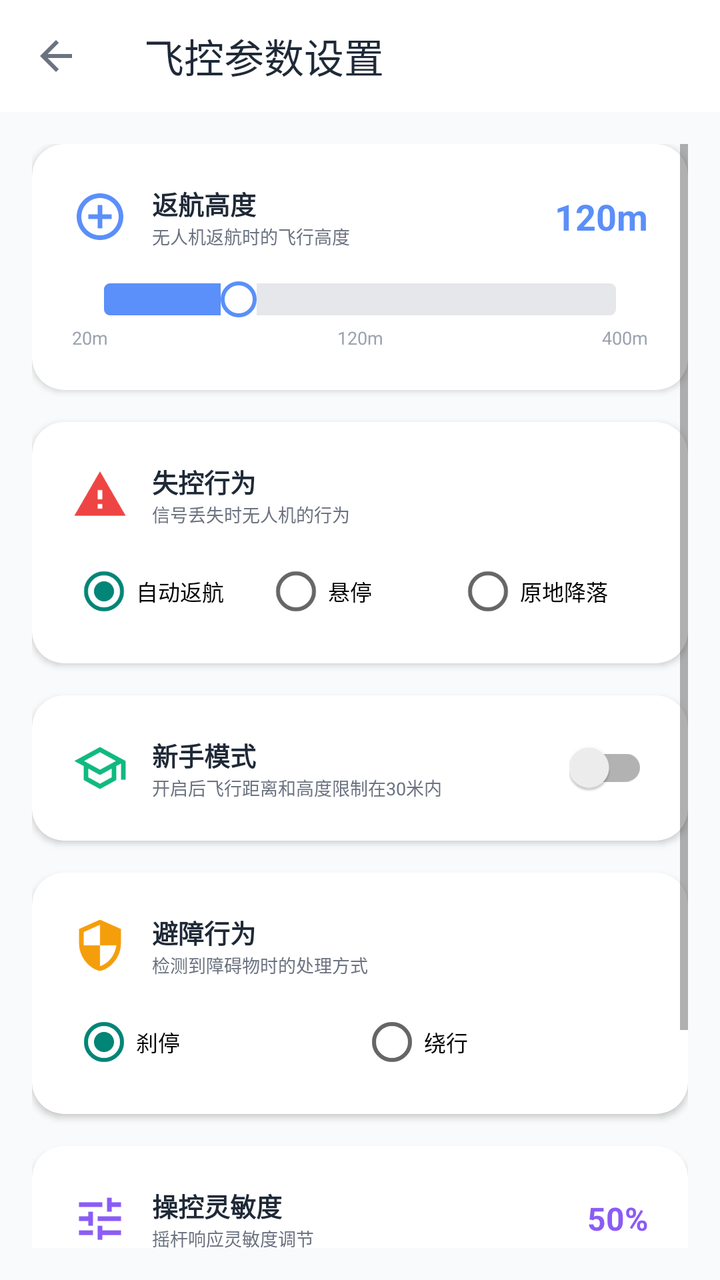
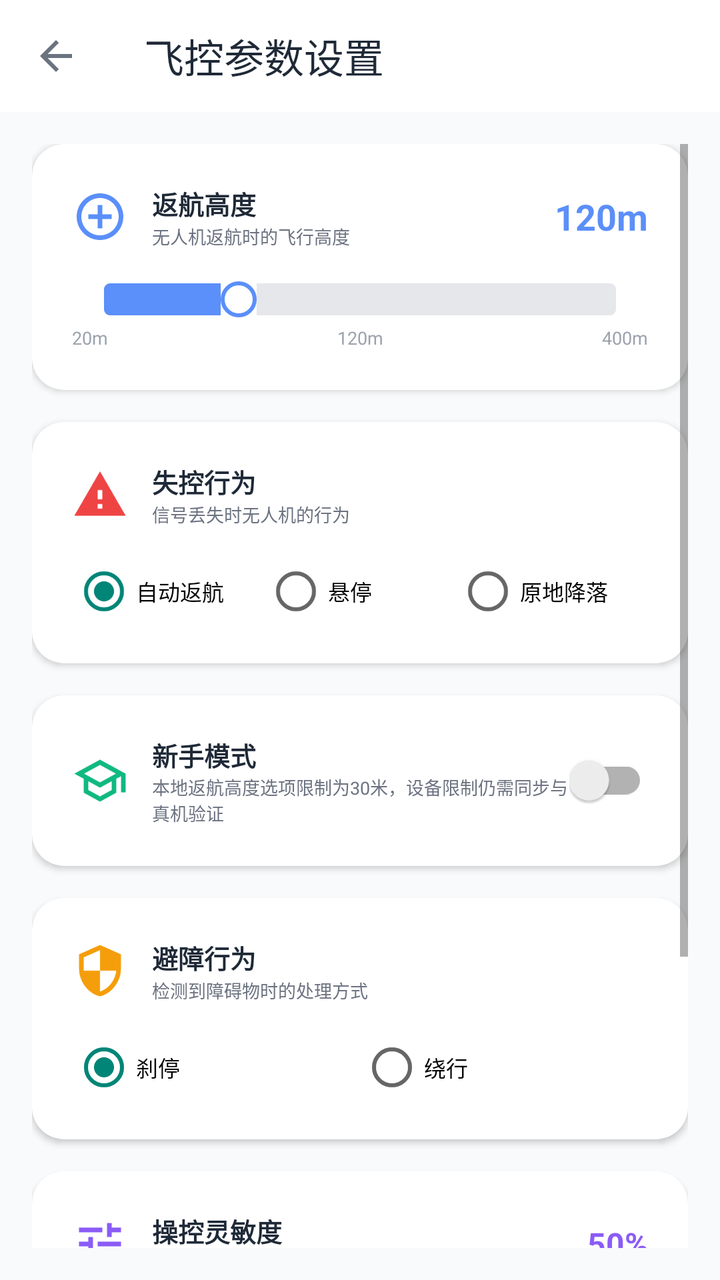

The first picture is an Android layout as it rendered before a commit; the second is the same layout after the commit. The layout source and the unified diff follow.
<!-- AndroidManifest.xml: application theme Theme.AppCompat.Light.NoActionBar -->
<!-- res/layout/activity_flight_settings.xml -->
<?xml version="1.0" encoding="utf-8"?>
<LinearLayout xmlns:android="http://schemas.android.com/apk/res/android"
              xmlns:app="http://schemas.android.com/apk/res-auto"
              android:layout_width="match_parent"
              android:layout_height="match_parent"
              android:orientation="vertical"
              android:background="@color/gray_50">

    
    <androidx.appcompat.widget.Toolbar
            android:id="@+id/toolbar"
            android:layout_width="match_parent"
            android:layout_height="?attr/actionBarSize"
            android:background="@color/white"
            app:title="@string/flight_parameters"
            app:titleTextColor="@color/gray_800"
            app:navigationIcon="@drawable/ic_arrow_back" />

    <ScrollView
            android:layout_width="match_parent"
            android:layout_height="match_parent"
            android:padding="16dp">

        <LinearLayout
                android:layout_width="match_parent"
                android:layout_height="wrap_content"
                android:orientation="vertical">

            
            <androidx.cardview.widget.CardView
                    android:layout_width="match_parent"
                    android:layout_height="wrap_content"
                    android:layout_marginBottom="16dp"
                    app:cardCornerRadius="16dp"
                    app:cardElevation="2dp">

                <LinearLayout
                        android:layout_width="match_parent"
                        android:layout_height="wrap_content"
                        android:orientation="vertical"
                        android:padding="20dp">

                    <LinearLayout
                            android:layout_width="match_parent"
                            android:layout_height="wrap_content"
                            android:orientation="horizontal"
                            android:gravity="center_vertical">

                        <ImageView
                                android:layout_width="28dp"
                                android:layout_height="28dp"
                                android:src="@drawable/ic_altitude"
                                android:tint="@color/primary" />

                        <LinearLayout
                                android:layout_width="0dp"
                                android:layout_height="wrap_content"
                                android:layout_weight="1"
                                android:layout_marginStart="12dp"
                                android:orientation="vertical">

                            <TextView
                                    android:layout_width="wrap_content"
                                    android:layout_height="wrap_content"
                                    android:text="@string/flight_return_altitude"
                                    android:textSize="13sp"
                                    android:textStyle="bold"
                                    android:textColor="@color/gray_800" />

                            <TextView
                                    android:layout_width="wrap_content"
                                    android:layout_height="wrap_content"
                                    android:text="@string/flight_return_altitude_desc"
                                    android:textSize="9sp"
                                    android:textColor="@color/gray_500" />
                        </LinearLayout>

                        <TextView
                                android:id="@+id/tv_altitude_value"
                                android:layout_width="wrap_content"
                                android:layout_height="wrap_content"
                                android:text="120m"
                                android:textSize="18sp"
                                android:textStyle="bold"
                                android:textColor="@color/primary" />
                    </LinearLayout>

                    <SeekBar
                            android:id="@+id/sb_altitude"
                            android:layout_width="match_parent"
                            android:layout_height="wrap_content"
                            android:layout_marginTop="16dp"
                            android:max="380"
                            android:progress="100"
                            android:progressDrawable="@drawable/slider_progress"
                            android:thumb="@drawable/slider_thumb" />

                    <LinearLayout
                            android:layout_width="match_parent"
                            android:layout_height="wrap_content"
                            android:orientation="horizontal"
                            android:layout_marginTop="4dp">

                        <TextView
                                android:layout_width="0dp"
                                android:layout_height="wrap_content"
                                android:layout_weight="1"
                                android:text="20m"
                                android:textSize="9sp"
                                android:textColor="@color/gray_400" />

                        <TextView
                                android:layout_width="0dp"
                                android:layout_height="wrap_content"
                                android:layout_weight="1"
                                android:text="120m"
                                android:textSize="9sp"
                                android:textColor="@color/gray_400"
                                android:gravity="center" />

                        <TextView
                                android:layout_width="0dp"
                                android:layout_height="wrap_content"
                                android:layout_weight="1"
                                android:text="400m"
                                android:textSize="9sp"
                                android:textColor="@color/gray_400"
                                android:gravity="end" />
                    </LinearLayout>
                </LinearLayout>
            </androidx.cardview.widget.CardView>

            
            <androidx.cardview.widget.CardView
                    android:layout_width="match_parent"
                    android:layout_height="wrap_content"
                    android:layout_marginBottom="16dp"
                    app:cardCornerRadius="16dp"
                    app:cardElevation="2dp">

                <LinearLayout
                        android:layout_width="match_parent"
                        android:layout_height="wrap_content"
                        android:orientation="vertical"
                        android:padding="20dp">

                    <LinearLayout
                            android:layout_width="match_parent"
                            android:layout_height="wrap_content"
                            android:orientation="horizontal"
                            android:gravity="center_vertical"
                            android:layout_marginBottom="16dp">

                        <ImageView
                                android:layout_width="28dp"
                                android:layout_height="28dp"
                                android:src="@drawable/ic_warning"
                                android:tint="@color/red_500" />

                        <LinearLayout
                                android:layout_width="0dp"
                                android:layout_height="wrap_content"
                                android:layout_weight="1"
                                android:layout_marginStart="12dp"
                                android:orientation="vertical">

                            <TextView
                                    android:layout_width="wrap_content"
                                    android:layout_height="wrap_content"
                                    android:text="@string/flight_failsafe"
                                    android:textSize="13sp"
                                    android:textStyle="bold"
                                    android:textColor="@color/gray_800" />

                            <TextView
                                    android:layout_width="wrap_content"
                                    android:layout_height="wrap_content"
                                    android:text="@string/flight_failsafe_desc"
                                    android:textSize="9sp"
                                    android:textColor="@color/gray_500" />
                        </LinearLayout>
                    </LinearLayout>

                    <RadioGroup
                            android:id="@+id/rg_failsafe"
                            android:layout_width="match_parent"
                            android:layout_height="wrap_content"
                            android:orientation="horizontal">

                        <RadioButton
                                android:id="@+id/rb_failsafe_rth"
                                android:layout_width="0dp"
                                android:layout_height="wrap_content"
                                android:layout_weight="1"
                                android:text="自动返航"
                                android:textSize="11sp"
                                android:checked="true" />

                        <RadioButton
                                android:id="@+id/rb_failsafe_hover"
                                android:layout_width="0dp"
                                android:layout_height="wrap_content"
                                android:layout_weight="1"
                                android:text="悬停"
                                android:textSize="11sp" />

                        <RadioButton
                                android:id="@+id/rb_failsafe_land"
                                android:layout_width="0dp"
                                android:layout_height="wrap_content"
                                android:layout_weight="1"
                                android:text="原地降落"
                                android:textSize="11sp" />
                    </RadioGroup>
                </LinearLayout>
            </androidx.cardview.widget.CardView>

            
            <androidx.cardview.widget.CardView
                    android:layout_width="match_parent"
                    android:layout_height="wrap_content"
                    android:layout_marginBottom="16dp"
                    app:cardCornerRadius="16dp"
                    app:cardElevation="2dp">

                <LinearLayout
                        android:layout_width="match_parent"
                        android:layout_height="wrap_content"
                        android:orientation="vertical"
                        android:padding="20dp">

                    <LinearLayout
                            android:layout_width="match_parent"
                            android:layout_height="wrap_content"
                            android:orientation="horizontal"
                            android:gravity="center_vertical">

                        <ImageView
                                android:layout_width="28dp"
                                android:layout_height="28dp"
                                android:src="@drawable/ic_school"
                                android:tint="@color/green_500" />

                        <LinearLayout
                                android:layout_width="0dp"
                                android:layout_height="wrap_content"
                                android:layout_weight="1"
                                android:layout_marginStart="12dp"
                                android:orientation="vertical">

                            <TextView
                                    android:layout_width="wrap_content"
                                    android:layout_height="wrap_content"
                                    android:text="@string/flight_beginner"
                                    android:textSize="13sp"
                                    android:textStyle="bold"
                                    android:textColor="@color/gray_800" />

                            <TextView
                                    android:layout_width="wrap_content"
                                    android:layout_height="wrap_content"
                                    android:text="@string/flight_beginner_desc"
                                    android:textSize="9sp"
                                    android:textColor="@color/gray_500" />
                        </LinearLayout>

                        <androidx.appcompat.widget.SwitchCompat
                                android:id="@+id/switch_beginner"
                                android:layout_width="wrap_content"
                                android:layout_height="wrap_content" />
                    </LinearLayout>

                    <TextView
                            android:id="@+id/tv_beginner_warning"
                            android:layout_width="match_parent"
                            android:layout_height="wrap_content"
                            android:layout_marginTop="12dp"
                            android:padding="12dp"
                            android:text="新手模式已开启：最大高度30m，最大距离30m"
                            android:textSize="10sp"
                            android:textColor="@color/green_700"
                            android:background="@drawable/bg_green_light"
                            android:visibility="gone" />
                </LinearLayout>
            </androidx.cardview.widget.CardView>

            
            <androidx.cardview.widget.CardView
                    android:layout_width="match_parent"
                    android:layout_height="wrap_content"
                    android:layout_marginBottom="16dp"
                    app:cardCornerRadius="16dp"
                    app:cardElevation="2dp">

                <LinearLayout
                        android:layout_width="match_parent"
                        android:layout_height="wrap_content"
                        android:orientation="vertical"
                        android:padding="20dp">

                    <LinearLayout
                            android:layout_width="match_parent"
                            android:layout_height="wrap_content"
                            android:orientation="horizontal"
                            android:gravity="center_vertical"
                            android:layout_marginBottom="16dp">

                        <ImageView
                                android:layout_width="28dp"
                                android:layout_height="28dp"
                                android:src="@drawable/ic_shield"
                                android:tint="@color/orange_500" />

                        <LinearLayout
                                android:layout_width="0dp"
                                android:layout_height="wrap_content"
                                android:layout_weight="1"
                                android:layout_marginStart="12dp"
                                android:orientation="vertical">

                            <TextView
                                    android:layout_width="wrap_content"
                                    android:layout_height="wrap_content"
                                    android:text="@string/flight_obstacle"
                                    android:textSize="13sp"
                                    android:textStyle="bold"
                                    android:textColor="@color/gray_800" />

                            <TextView
                                    android:layout_width="wrap_content"
                                    android:layout_height="wrap_content"
                                    android:text="@string/flight_obstacle_desc"
                                    android:textSize="9sp"
                                    android:textColor="@color/gray_500" />
                        </LinearLayout>
                    </LinearLayout>

                    <RadioGroup
                            android:id="@+id/rg_obstacle"
                            android:layout_width="match_parent"
                            android:layout_height="wrap_content"
                            android:orientation="horizontal">

                        <RadioButton
                                android:id="@+id/rb_obstacle_brake"
                                android:layout_width="0dp"
                                android:layout_height="wrap_content"
                                android:layout_weight="1"
                                android:text="刹停"
                                android:textSize="11sp"
                                android:checked="true" />

                        <RadioButton
                                android:id="@+id/rb_obstacle_bypass"
                                android:layout_width="0dp"
                                android:layout_height="wrap_content"
                                android:layout_weight="1"
                                android:text="绕行"
                                android:textSize="11sp" />
                    </RadioGroup>
                </LinearLayout>
            </androidx.cardview.widget.CardView>

            
            <androidx.cardview.widget.CardView
                    android:layout_width="match_parent"
                    android:layout_height="wrap_content"
                    android:layout_marginBottom="24dp"
                    app:cardCornerRadius="16dp"
                    app:cardElevation="2dp">

                <LinearLayout
                        android:layout_width="match_parent"
                        android:layout_height="wrap_content"
                        android:orientation="vertical"
                        android:padding="20dp">

                    <LinearLayout
                            android:layout_width="match_parent"
                            android:layout_height="wrap_content"
                            android:orientation="horizontal"
                            android:gravity="center_vertical">

                        <ImageView
                                android:layout_width="28dp"
                                android:layout_height="28dp"
                                android:src="@drawable/ic_sensitivity"
                                android:tint="@color/purple_500" />

                        <LinearLayout
                                android:layout_width="0dp"
                                android:layout_height="wrap_content"
                                android:layout_weight="1"
                                android:layout_marginStart="12dp"
                                android:orientation="vertical">

                            <TextView
                                    android:layout_width="wrap_content"
                                    android:layout_height="wrap_content"
                                    android:text="@string/flight_sensitivity"
                                    android:textSize="13sp"
                                    android:textStyle="bold"
                                    android:textColor="@color/gray_800" />

                            <TextView
                                    android:layout_width="wrap_content"
                                    android:layout_height="wrap_content"
                                    android:text="@string/flight_sensitivity_desc"
                                    android:textSize="9sp"
                                    android:textColor="@color/gray_500" />
                        </LinearLayout>

                        <TextView
                                android:id="@+id/tv_sensitivity_value"
                                android:layout_width="wrap_content"
                                android:layout_height="wrap_content"
                                android:text="50%"
                                android:textSize="16sp"
                                android:textStyle="bold"
                                android:textColor="@color/purple_500" />
                    </LinearLayout>

                    <SeekBar
                            android:id="@+id/sb_sensitivity"
                            android:layout_width="match_parent"
                            android:layout_height="wrap_content"
                            android:layout_marginTop="16dp"
                            android:max="100"
                            android:progress="50"
                            android:progressDrawable="@drawable/slider_progress_purple"
                            android:thumb="@drawable/slider_thumb_purple" />
                </LinearLayout>
            </androidx.cardview.widget.CardView>

            
            <Button
                    android:id="@+id/btn_save"
                    android:layout_width="match_parent"
                    android:layout_height="48dp"
                    android:layout_marginBottom="32dp"
                    android:text="@string/save_settings"
                    android:textSize="13sp"
                    android:background="@drawable/bg_primary_rounded"
                    android:textColor="@color/white" />

        </LinearLayout>
    </ScrollView>

</LinearLayout>
<!-- resources referenced by this layout -->
<resources>
  <color name="gray_400">#9CA3AF</color>
  <color name="gray_50">#F9FAFB</color>
  <color name="gray_500">#6B7280</color>
  <color name="gray_800">#1F2937</color>
  <color name="green_500">#10B981</color>
  <color name="green_700">#15803D</color>
  <color name="orange_500">#F59E0B</color>
  <color name="primary">#5B8FF9</color>
  <color name="purple_500">#8B5CF6</color>
  <color name="red_500">#EF4444</color>
  <color name="white">#FFFFFF</color>
  <!-- drawable bg_green_light (drawable) -->
  <?xml version="1.0" encoding="utf-8"?>
  <shape xmlns:android="http://schemas.android.com/apk/res/android">
      <solid android:color="@color/green_50"/>
      <corners android:radius="8dp"/>
  </shape>
  <!-- drawable bg_primary_rounded (drawable) -->
  <?xml version="1.0" encoding="utf-8"?>
  <shape xmlns:android="http://schemas.android.com/apk/res/android">
      <solid android:color="@color/primary"/>
      <corners android:radius="12dp"/>
  </shape>
  <!-- drawable ic_arrow_back (drawable) -->
  <?xml version="1.0" encoding="utf-8"?>
  <vector xmlns:android="http://schemas.android.com/apk/res/android"
      android:width="24dp"
      android:height="24dp"
      android:viewportWidth="24"
      android:viewportHeight="24">
      <path
          android:fillColor="@color/gray_500"
          android:pathData="M20,11H7.83l5.59,-5.59L12,4l-8,8 8,8 1.41,-1.41L7.83,13H20v-2z" />
  </vector>
  <!-- drawable ic_sensitivity (drawable) -->
  <?xml version="1.0" encoding="utf-8"?>
  <vector xmlns:android="http://schemas.android.com/apk/res/android"
          android:width="24dp"
          android:height="24dp"
          android:viewportWidth="24"
          android:viewportHeight="24">
      <path android:fillColor="@color/purple_500"
            android:pathData="M3,17v2h6v-2H3zM3,5v2h10V5H3zM13,21v-2h8v-2h-8v-2h-2v6h2zM7,9v2H3v2h4v2h2V9H7zM21,13v-2H11v2h10zM15,9h2V7h4V5h-4V3h-2v6z"/>
  </vector>
  <!-- drawable ic_warning (drawable) -->
  <?xml version="1.0" encoding="utf-8"?>
  <vector xmlns:android="http://schemas.android.com/apk/res/android"
          android:width="24dp"
          android:height="24dp"
          android:viewportWidth="24"
          android:viewportHeight="24">
      <path android:fillColor="@color/red_500"
            android:pathData="M1,21h22L12,2 1,21zM13,18h-2v-2h2v2zM13,14h-2v-4h2v4z"/>
  </vector>
  <!-- drawable slider_thumb (drawable) -->
  <?xml version="1.0" encoding="utf-8"?>
  <shape xmlns:android="http://schemas.android.com/apk/res/android"
         android:shape="oval">
      <solid android:color="@color/white"/>
      <stroke android:width="2dp" android:color="@color/primary"/>
      <size android:width="18dp" android:height="18dp"/>
  </shape>
  <!-- drawable slider_thumb_purple (drawable) -->
  <?xml version="1.0" encoding="utf-8"?>
  <shape xmlns:android="http://schemas.android.com/apk/res/android"
         android:shape="oval">
      <solid android:color="@color/white"/>
      <stroke android:width="2dp" android:color="@color/purple_500"/>
      <size android:width="18dp" android:height="18dp"/>
  </shape>
  <string name="flight_beginner">新手模式</string>
  <string name="flight_beginner_desc">开启后飞行距离和高度限制在30米内</string>
  <string name="flight_failsafe">失控行为</string>
  <string name="flight_failsafe_desc">信号丢失时无人机的行为</string>
  <string name="flight_obstacle">避障行为</string>
  <string name="flight_obstacle_desc">检测到障碍物时的处理方式</string>
  <string name="flight_parameters">飞控参数设置</string>
  <string name="flight_return_altitude">返航高度</string>
  <string name="flight_return_altitude_desc">无人机返航时的飞行高度</string>
  <string name="flight_sensitivity">操控灵敏度</string>
  <string name="flight_sensitivity_desc">摇杆响应灵敏度调节</string>
  <string name="save_settings">保存设置</string>
  <color name="green_50">#ECFDF5</color>
  <color name="gray_200">#E5E7EB</color>
  <!-- unchanged entries left out for length: 5 -->
</resources>

<!-- the commit's change to res/layout/activity_flight_settings.xml (unified diff, before → after) -->
@@ -18,7 +18,8 @@
 
     <ScrollView
             android:layout_width="match_parent"
-            android:layout_height="match_parent"
+            android:layout_height="0dp"
+            android:layout_weight="1"
             android:padding="16dp">
 
         <LinearLayout
@@ -276,7 +277,7 @@
                             android:layout_height="wrap_content"
                             android:layout_marginTop="12dp"
                             android:padding="12dp"
-                            android:text="新手模式已开启：最大高度30m，最大距离30m"
+                            android:text="本地返航高度选项已限制为30m；设备限制仍需下发确认与真机验证"
                             android:textSize="10sp"
                             android:textColor="@color/green_700"
                             android:background="@drawable/bg_green_light"
@@ -433,6 +434,14 @@
             </androidx.cardview.widget.CardView>
 
             
+            <TextView
+                    android:id="@+id/tv_sync_status"
+                    android:layout_width="match_parent"
+                    android:layout_height="wrap_content"
+                    android:layout_marginBottom="16dp"
+                    android:text="当前显示本地设置，设备尚未确认。连接后请点击保存并同步。"
+                    android:textColor="@color/gray_700"
+                    android:textSize="13sp" />
             <Button
                     android:id="@+id/btn_save"
                     android:layout_width="match_parent"
<!-- resource entries referenced after the edit -->
@@ -3,6 +3,7 @@
   <color name="gray_400">#9CA3AF</color>
   <color name="gray_50">#F9FAFB</color>
   <color name="gray_500">#6B7280</color>
+  <color name="gray_700">#374151</color>
   <color name="gray_800">#1F2937</color>
   <color name="green_500">#10B981</color>
   <color name="green_700">#15803D</color>
@@ -71,7 +72,7 @@
       <size android:width="18dp" android:height="18dp"/>
   </shape>
   <string name="flight_beginner">新手模式</string>
-  <string name="flight_beginner_desc">开启后飞行距离和高度限制在30米内</string>
+  <string name="flight_beginner_desc">本地返航高度选项限制为30米，设备限制仍需同步与真机验证</string>
   <string name="flight_failsafe">失控行为</string>
   <string name="flight_failsafe_desc">信号丢失时无人机的行为</string>
   <string name="flight_obstacle">避障行为</string>
